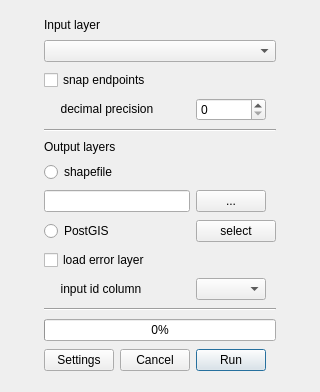
Before: the Qt Designer form road_network_cleaner_dialog_base.ui in spacesyntax/Rcl-topology-cleaner, drawn with Qt 5.
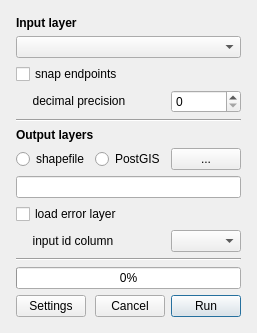
After: the same form once the commit is applied.

Patch:
```diff
--- a/road_network_cleaner_dialog_base.ui
+++ b/road_network_cleaner_dialog_base.ui
@@ -6,8 +6,8 @@
    <rect>
     <x>0</x>
     <y>0</y>
-    <width>320</width>
-    <height>392</height>
+    <width>250</width>
+    <height>313</height>
    </rect>
   </property>
   <property name="minimumSize">
@@ -28,7 +28,16 @@
      <property name="margin">
       <number>5</number>
      </property>
-     <item row="18" column="2">
+     <property name="topMargin">
+      <number>5</number>
+     </property>
+     <property name="rightMargin">
+      <number>5</number>
+     </property>
+     <property name="bottomMargin">
+      <number>5</number>
+     </property>
+     <item row="17" column="2">
       <widget class="QPushButton" name="cleanButton">
        <property name="sizePolicy">
         <sizepolicy hsizetype="MinimumExpanding" vsizetype="Fixed">
@@ -47,42 +56,6 @@
        </property>
       </widget>
      </item>
-     <item row="10" column="2">
-      <widget class="QPushButton" name="browseCleaned">
-       <property name="sizePolicy">
-        <sizepolicy hsizetype="MinimumExpanding" vsizetype="Fixed">
-         <horstretch>0</horstretch>
-         <verstretch>0</verstretch>
-        </sizepolicy>
-       </property>
-       <property name="maximumSize">
-        <size>
-         <width>70</width>
-         <height>16777215</height>
-        </size>
-       </property>
-       <property name="text">
-        <string>...</string>
-       </property>
-      </widget>
-     </item>
-     <item row="1" column="0" colspan="3">
-      <widget class="QComboBox" name="inputCombo">
-       <property name="sizePolicy">
-        <sizepolicy hsizetype="MinimumExpanding" vsizetype="Fixed">
-         <horstretch>0</horstretch>
-         <verstretch>0</verstretch>
-        </sizepolicy>
-       </property>
-      </widget>
-     </item>
-     <item row="11" column="2">
-      <widget class="QPushButton" name="selectButton">
-       <property name="text">
-        <string>select</string>
-       </property>
-      </widget>
-     </item>
      <item row="0" column="0" colspan="3">
       <widget class="QLabel" name="label">
        <property name="sizePolicy">
@@ -91,12 +64,18 @@
          <verstretch>0</verstretch>
         </sizepolicy>
        </property>
+       <property name="font">
+        <font>
+         <weight>75</weight>
+         <bold>true</bold>
+        </font>
+       </property>
        <property name="text">
         <string>Input layer</string>
        </property>
       </widget>
      </item>
-     <item row="10" column="0" colspan="2">
+     <item row="10" column="0" colspan="3">
       <widget class="QLineEdit" name="outputCleaned">
        <property name="sizePolicy">
         <sizepolicy hsizetype="Minimum" vsizetype="Fixed">
@@ -106,6 +85,35 @@
        </property>
       </widget>
      </item>
+     <item row="1" column="0" colspan="3">
+      <widget class="QComboBox" name="inputCombo">
+       <property name="sizePolicy">
+        <sizepolicy hsizetype="MinimumExpanding" vsizetype="Fixed">
+         <horstretch>0</horstretch>
+         <verstretch>0</verstretch>
+        </sizepolicy>
+       </property>
+      </widget>
+     </item>
+     <item row="7" column="0" colspan="3">
+      <widget class="QLabel" name="label_4">
+       <property name="sizePolicy">
+        <sizepolicy hsizetype="MinimumExpanding" vsizetype="Fixed">
+         <horstretch>0</horstretch>
+         <verstretch>0</verstretch>
+        </sizepolicy>
+       </property>
+       <property name="font">
+        <font>
+         <weight>75</weight>
+         <bold>true</bold>
+        </font>
+       </property>
+       <property name="text">
+        <string>Output layers</string>
+       </property>
+      </widget>
+     </item>
      <item row="3" column="2">
       <widget class="QSpinBox" name="decimalsSpin">
        <property name="maximumSize">
@@ -116,7 +124,7 @@
        </property>
       </widget>
      </item>
-     <item row="16" column="0" colspan="3">
+     <item row="15" column="0" colspan="3">
       <widget class="QProgressBar" name="cleaningProgress">
        <property name="sizePolicy">
         <sizepolicy hsizetype="MinimumExpanding" vsizetype="Fixed">
@@ -129,7 +137,7 @@
        </property>
       </widget>
      </item>
-     <item row="18" column="0">
+     <item row="17" column="0">
       <widget class="QPushButton" name="settingsButton">
        <property name="maximumSize">
         <size>
@@ -142,20 +150,7 @@
        </property>
       </widget>
      </item>
-     <item row="7" column="0" colspan="3">
-      <widget class="QLabel" name="label_4">
-       <property name="sizePolicy">
-        <sizepolicy hsizetype="MinimumExpanding" vsizetype="Fixed">
-         <horstretch>0</horstretch>
-         <verstretch>0</verstretch>
-        </sizepolicy>
-       </property>
-       <property name="text">
-        <string>Output layers</string>
-       </property>
-      </widget>
-     </item>
-     <item row="18" column="1">
+     <item row="17" column="1">
       <widget class="QPushButton" name="cancelButton">
        <property name="sizePolicy">
         <sizepolicy hsizetype="MinimumExpanding" vsizetype="Fixed">
@@ -174,27 +169,7 @@
        </property>
       </widget>
      </item>
-     <item row="12" column="0" colspan="2">
-      <widget class="QCheckBox" name="errorsCheckBox">
-       <property name="sizePolicy">
-        <sizepolicy hsizetype="Minimum" vsizetype="Fixed">
-         <horstretch>0</horstretch>
-         <verstretch>0</verstretch>
-        </sizepolicy>
-       </property>
-       <property name="text">
-        <string>load error layer</string>
-       </property>
-      </widget>
-     </item>
-     <item row="8" column="0" colspan="2">
-      <widget class="QRadioButton" name="shpRadioButton">
-       <property name="text">
-        <string>shapefile</string>
-       </property>
-      </widget>
-     </item>
-     <item row="13" column="2">
+     <item row="12" column="2">
       <widget class="QComboBox" name="idCombo">
        <property name="sizePolicy">
         <sizepolicy hsizetype="Minimum" vsizetype="Fixed">
@@ -237,13 +212,26 @@
       </widget>
      </item>
      <item row="11" column="0" colspan="2">
-      <widget class="QRadioButton" name="postGISRadioButton">
+      <widget class="QCheckBox" name="errorsCheckBox">
+       <property name="sizePolicy">
+        <sizepolicy hsizetype="Minimum" vsizetype="Fixed">
+         <horstretch>0</horstretch>
+         <verstretch>0</verstretch>
+        </sizepolicy>
+       </property>
        <property name="text">
-        <string>PostGIS</string>
+        <string>load error layer</string>
        </property>
       </widget>
      </item>
-     <item row="13" column="0" colspan="2">
+     <item row="8" column="0">
+      <widget class="QRadioButton" name="shpRadioButton">
+       <property name="text">
+        <string>shapefile</string>
+       </property>
+      </widget>
+     </item>
+     <item row="12" column="0" colspan="2">
       <widget class="QLabel" name="label_2">
        <property name="sizePolicy">
         <sizepolicy hsizetype="Minimum" vsizetype="Fixed">
@@ -263,13 +251,39 @@
        </property>
       </widget>
      </item>
-     <item row="14" column="0" colspan="3">
+     <item row="13" column="0" colspan="3">
       <widget class="Line" name="line_2">
        <property name="orientation">
         <enum>Qt::Horizontal</enum>
        </property>
       </widget>
      </item>
+     <item row="8" column="1">
+      <widget class="QRadioButton" name="postGISRadioButton">
+       <property name="text">
+        <string>PostGIS</string>
+       </property>
+      </widget>
+     </item>
+     <item row="8" column="2">
+      <widget class="QPushButton" name="browseCleaned">
+       <property name="sizePolicy">
+        <sizepolicy hsizetype="MinimumExpanding" vsizetype="Fixed">
+         <horstretch>0</horstretch>
+         <verstretch>0</verstretch>
+        </sizepolicy>
+       </property>
+       <property name="maximumSize">
+        <size>
+         <width>70</width>
+         <height>16777215</height>
+        </size>
+       </property>
+       <property name="text">
+        <string>...</string>
+       </property>
+      </widget>
+     </item>
     </layout>
    </item>
   </layout>
```
Left out of the diff: 2 changed lines with no effect on the pictures.
